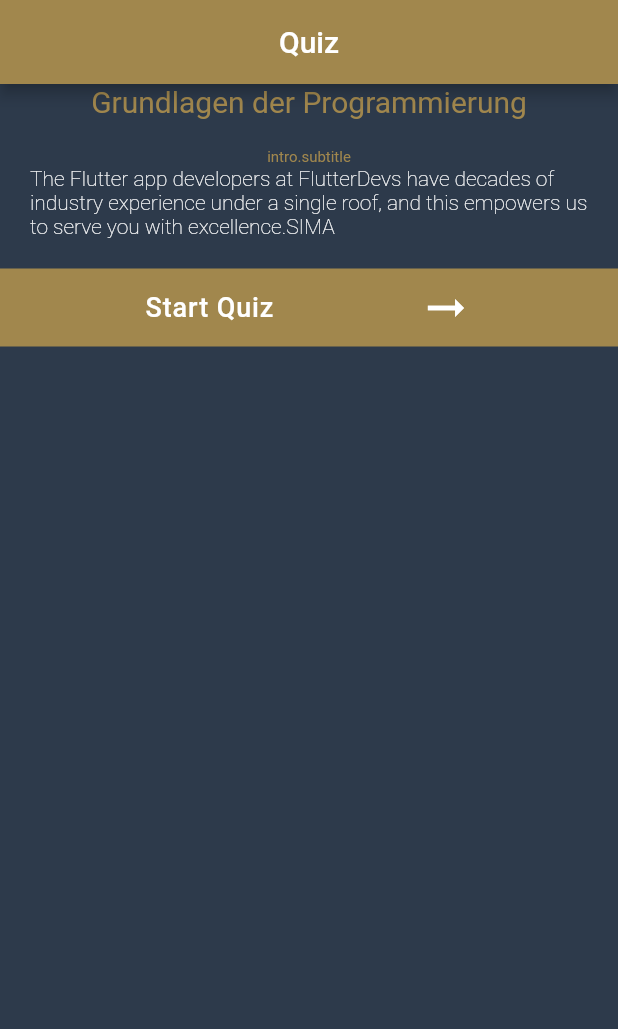
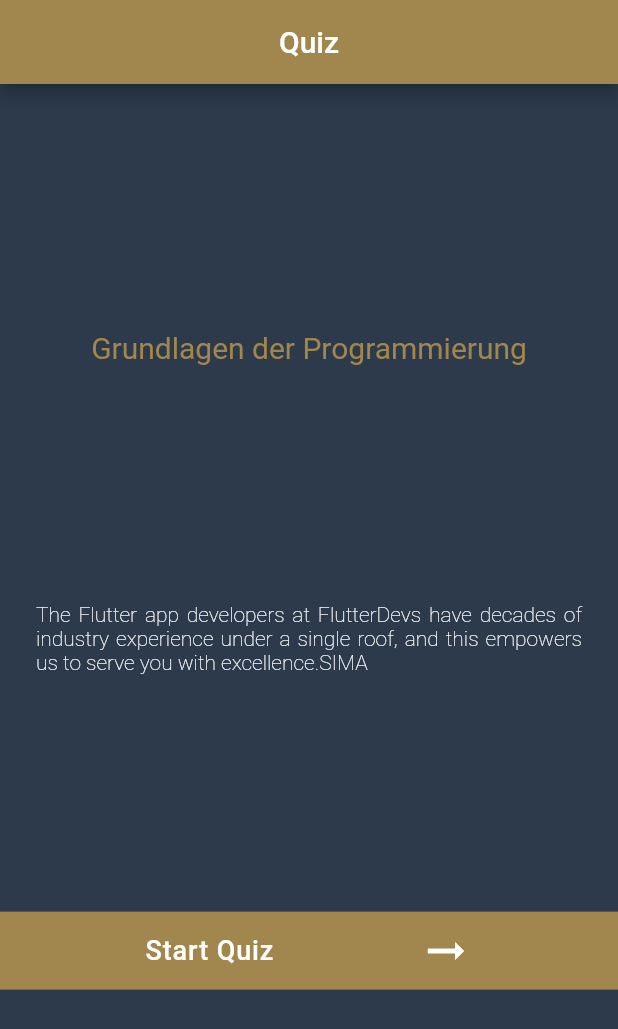
Before and after one commit to kira-on-git/quiz_temlplate, a Flutter app: the screen it shows after launch, on a phone screen of 412 x 824 dp. Shown: the top 1029 px of the screen. Run offline on Flutter 3.47's test engine with Material 2 defaults, Android fonts, the phone set to English and light mode, and no system bars; our stand-ins replace flutter_svg, get.

Commit message:
home_screen ready

```diff
--- a/lib/screens/home_screen.dart
+++ b/lib/screens/home_screen.dart
@@ -29,33 +29,27 @@ class _HomeScreenState extends State<HomeScreen> {
         backgroundColor: kGold,
       ),
       body: SafeArea(
+        child: Center(
+          heightFactor: 1,
+          child: Padding(
+            padding: const EdgeInsets.symmetric(vertical: 30),
             child: Column(
-          mainAxisSize: MainAxisSize.min,
               mainAxisAlignment: MainAxisAlignment.spaceEvenly,
+//               mainAxisSize: MainAxisSize.min,
               children: [
                 /*** TITLE ***/
                 Text(
                   'Grundlagen der Programmierung',
-              // textAlign: TextAlign.center,
+                  textAlign: TextAlign.center,
                   textScaleFactor: ScaleSize.textScaleFactor(context),
                   style: const TextStyle(
                       fontSize: 20, fontWeight: FontWeight.w400, color: kGold),
                 ),
+
+                /*** TEXT ***/
                 Padding(
-              padding: const EdgeInsets.all(20),
-              child: Column(
-                // mainAxisAlignment: MainAxisAlignment.spaceBetween,
-                children: [
-                  /******* INTRO TEXT */
-                  Text(
-                    'intro.subtitle',
-                    style: const TextStyle(color: kGold, fontSize: 10),
-                    // Theme.of(context).textTheme.titleMedium,
-                    // textAlign: TextAlign.center,
-                    textScaleFactor: ScaleSize.textScaleFactor(context),
-                  ),
-                  /*** TEXT ***/
-                  Text(
+                  padding: const EdgeInsets.all(24),
+                  child: Text(
                     "The Flutter app developers at FlutterDevs have decades of industry experience under a single roof,"
                     " and this empowers us to serve you with excellence.SIMA",
                     style: const TextStyle(
@@ -63,12 +57,9 @@ class _HomeScreenState extends State<HomeScreen> {
                         fontSize: 14.0,
                         fontWeight: FontWeight.w200),
                     textScaleFactor: ScaleSize.textScaleFactor(context),
-                  )
-                ],
+                    textAlign: TextAlign.justify,
                   ),
                 ),
-            // ),
-
                 /****** BUTTON *****/
                 InkWell(
                     highlightColor: kGold,
@@ -97,12 +88,13 @@ class _HomeScreenState extends State<HomeScreen> {
                       ),
                     ),
                     onTap: () {
-                  //ссылка на страницу
                       Get.toNamed(AppRouts.secondRoute);
                     }),
               ],
             ),
           ),
+        ),
+      ),
     );
   }
 }
```
Lines whose indentation alone changed are shown as unchanged.
